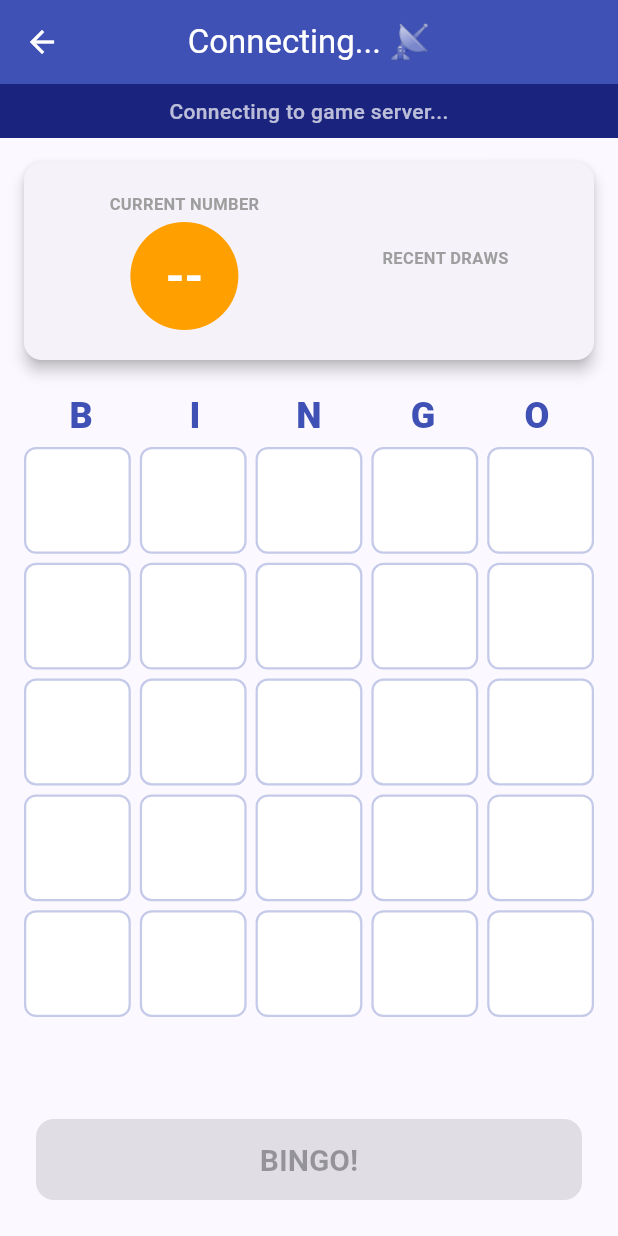
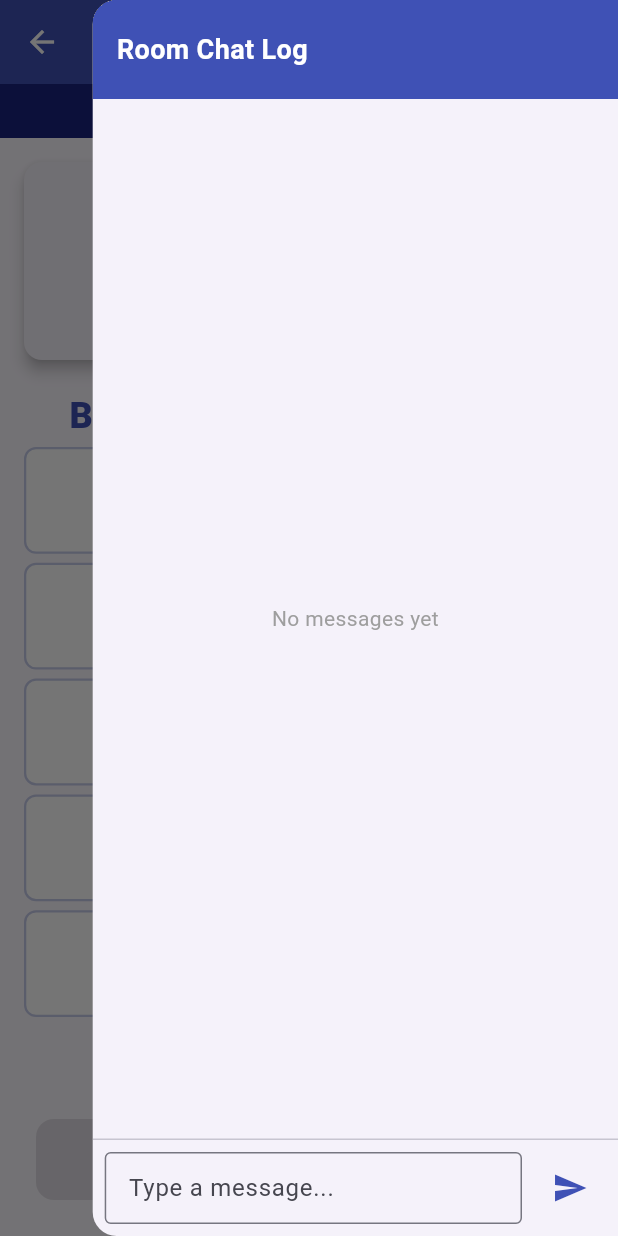
Before and after one commit to bureini/bingo, a Flutter app: the BingoGamePage screen opened directly with empty values, with the side drawer open (before the commit the screen has no drawer), on a phone screen of 412 x 824 dp. Run offline on Flutter 3.47's test engine with Material 3 defaults, Android fonts, the phone set to English and light mode, and no system bars; network calls fail.

Commit message:
Add files via upload

```diff
--- a/lib/main.dart
+++ b/lib/main.dart
@@ -123,7 +123,7 @@ class _BingoJoinLobbyPageState extends State<BingoJoinLobbyPage> {
   }
 }
 
-// --- GAME ROOM CLIENT ---
+// --- GAME ROOM CLIENT WITH COLLAPSIBLE DRAWER CHAT ---
 class BingoGamePage extends StatefulWidget {
   final String roomId;
   final String username;
@@ -144,6 +144,11 @@ class _BingoGamePageState extends State<BingoGamePage> {
   bool _isConnected = false;
   bool _gameStarted = false;
   String _gameStatusMessage = "Connecting to game server...";
+
+  // Chat Log Infrastructure States
+  final List<Map<String, String>> _chatMessages = [];
+  final _chatTextController = TextEditingController();
+  final _chatScrollController = ScrollController();
 
   String get _wsUrl => 'wss://bingo-multiplayer-backend.onrender.com/ws/${widget.roomId}/${widget.username}';
 
@@ -195,6 +200,25 @@ class _BingoGamePageState extends State<BingoGamePage> {
                 });
                 break;
 
+              case 'chat_message':
+                setState(() {
+                  _chatMessages.add({
+                    'sender': data['sender'],
+                    'message': data['message'],
+                  });
+                });
+                // Ensure chat logs smoothly slide downwards as new data items arrive
+                WidgetsBinding.instance.addPostFrameCallback((_) {
+                  if (_chatScrollController.hasClients) {
+                    _chatScrollController.animateTo(
+                      _chatScrollController.position.maxScrollExtent,
+                      duration: const Duration(milliseconds: 200),
+                      curve: Curves.easeOut,
+                    );
+                  }
+                });
+                break;
+
               case 'game_over':
                 setState(() {
                   _gameStarted = false;
@@ -225,6 +249,17 @@ class _BingoGamePageState extends State<BingoGamePage> {
     }
   }
 
+  void _sendChatMessage() {
+    final text = _chatTextController.text.trim();
+    if (text.isEmpty || _channel == null || !_isConnected) return;
+
+    _channel!.sink.add(jsonEncode({
+      'action': 'send_message',
+      'message': text,
+    }));
+    _chatTextController.clear();
+  }
+
   void _claimBingo() {
     if (_channel == null || !_isConnected) return;
     _channel!.sink.add(jsonEncode({'action': 'claim_bingo'}));
@@ -233,13 +268,14 @@ class _BingoGamePageState extends State<BingoGamePage> {
   @override
   void dispose() {
     _channel?.sink.close();
+    _chatTextController.dispose();
+    _chatScrollController.dispose();
     super.dispose();
   }
 
   @override
   Widget build(BuildContext context) {
     final mediaQuery = MediaQuery.of(context);
-    // Dynamic constraint threshold to optimize dense layout sizing rules on standard smaller devices
     final isMobile = mediaQuery.size.height < 780;
 
     return Scaffold(
@@ -248,10 +284,102 @@ class _BingoGamePageState extends State<BingoGamePage> {
         backgroundColor: Colors.indigo,
         foregroundColor: Colors.white,
         centerTitle: true,
+        actions: [
+          Builder(
+            builder: (context) => IconButton(
+              icon: const Badge(
+                label: Text('Chat'),
+                child: Icon(Icons.chat_bubble),
+              ),
+              onPressed: () => Scaffold.of(context).openEndDrawer(),
+            ),
+          ),
+        ],
+      ),
+      // --- COLLAPSIBLE DRAWING DRAWER MECHANISM ---
+      endDrawer: Drawer(
+        width: MediaQuery.of(context).size.width * 0.85,
+        child: Container(
+          constraints: const BoxConstraints(maxWidth: 360),
+          child: Column(
+            children: [
+              Container(
+                color: Colors.indigo,
+                width: double.infinity,
+                padding: const EdgeInsets.symmetric(vertical: 20, horizontal: 16),
+                child: const Text(
+                  'Room Chat Log',
+                  style: TextStyle(color: Colors.white, fontSize: 18, fontWeight: FontWeight.bold),
+                ),
+              ),
+              Expanded(
+                child: _chatMessages.isEmpty
+                    ? Center(child: Text('No messages yet', style: TextStyle(color: Colors.grey[500])))
+                    : ListView.builder(
+                        controller: _chatScrollController,
+                        padding: const EdgeInsets.all(12),
+                        itemCount: _chatMessages.length,
+                        itemBuilder: (context, index) {
+                          final msg = _chatMessages[index];
+                          final isMe = msg['sender'] == widget.username;
+                          return Align(
+                            alignment: isMe ? Alignment.centerRight : Alignment.centerLeft,
+                            child: Container(
+                              margin: const EdgeInsets.symmetric(vertical: 4),
+                              padding: const EdgeInsets.symmetric(vertical: 8, horizontal: 12),
+                              decoration: BoxDecoration(
+                                color: isMe ? Colors.indigo[100] : Colors.grey[200],
+                                borderRadius: BorderRadius.circular(12),
+                              ),
+                              child: Column(
+                                crossAxisAlignment: isMe ? CrossAxisAlignment.end : CrossAxisAlignment.start,
+                                children: [
+                                  Text(
+                                    msg['sender']!,
+                                    style: TextStyle(fontSize: 11, fontWeight: FontWeight.bold, color: Colors.indigo[900]),
+                                  ),
+                                  const SizedBox(height: 2),
+                                  Text(msg['message']!, style: const TextStyle(fontSize: 14, color: Colors.black87)),
+                                ],
+                              ),
+                            ),
+                          );
+                        },
+                      ),
+              ),
+              const Divider(height: 1),
+              SafeArea(
+                top: false,
+                child: Padding(
+                  padding: const EdgeInsets.all(8.0),
+                  child: Row(
+                    children: [
+                      Expanded(
+                        child: TextField(
+                          controller: _chatTextController,
+                          decoration: const InputDecoration(
+                            hintText: 'Type a message...',
+                            border: OutlineInputBorder(),
+                            contentPadding: EdgeInsets.symmetric(horizontal: 12, vertical: 8),
+                          ),
+                          onSubmitted: (_) => _sendChatMessage(),
+                        ),
+                      ),
+                      const SizedBox(width: 8),
+                      IconButton(
+                        icon: const Icon(Icons.send, color: Colors.indigo),
+                        onPressed: _sendChatMessage,
+                      ),
+                    ],
+                  ),
+                ),
+              ),
+            ],
+          ),
+        ),
       ),
       body: Column(
         children: [
-          // 1. Connection Status Bar Block
           Container(
             width: double.infinity,
             color: Colors.indigo[900],
@@ -262,8 +390,6 @@ class _BingoGamePageState extends State<BingoGamePage> {
               style: const TextStyle(color: Colors.white70, fontWeight: FontWeight.w500),
             ),
           ),
-
-          // 2. Expandable Scroll Block containing Dashboard Elements & Board Matrix Grid
           Expanded(
             child: SingleChildScrollView(
               physics: const ClampingScrollPhysics(),
@@ -273,7 +399,6 @@ class _BingoGamePageState extends State<BingoGamePage> {
                 child: Column(
                   mainAxisSize: MainAxisSize.min,
                   children: [
-                    // Dynamic Summary HUD Display Card
                     Card(
                       margin: EdgeInsets.symmetric(vertical: isMobile ? 8.0 : 16.0),
                       elevation: 4,
@@ -321,8 +446,6 @@ class _BingoGamePageState extends State<BingoGamePage> {
                         ),
                       ),
                     ),
-
-                    // Letter Title Header Track
                     Padding(
                       padding: const EdgeInsets.symmetric(vertical: 4.0),
                       child: Row(
@@ -333,8 +456,6 @@ class _BingoGamePageState extends State<BingoGamePage> {
                         )).toList(),
                       ),
                     ),
-
-                    // Native Aspect Ratio Grid Frame
                     AspectRatio(
                       aspectRatio: 1,
                       child: GridView.builder(
@@ -392,8 +513,6 @@ class _BingoGamePageState extends State<BingoGamePage> {
               ),
             ),
           ),
-
-          // 3. Persistent Operational Footer Button Layer
           SafeArea(
             top: false,
             child: Container(
```
